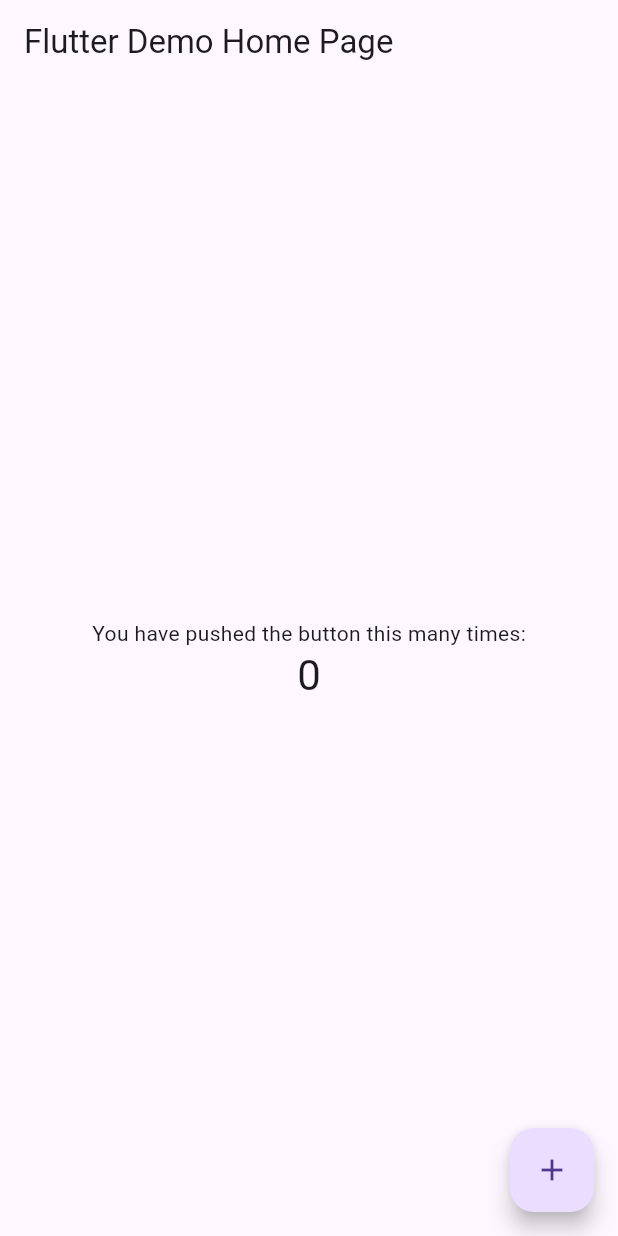
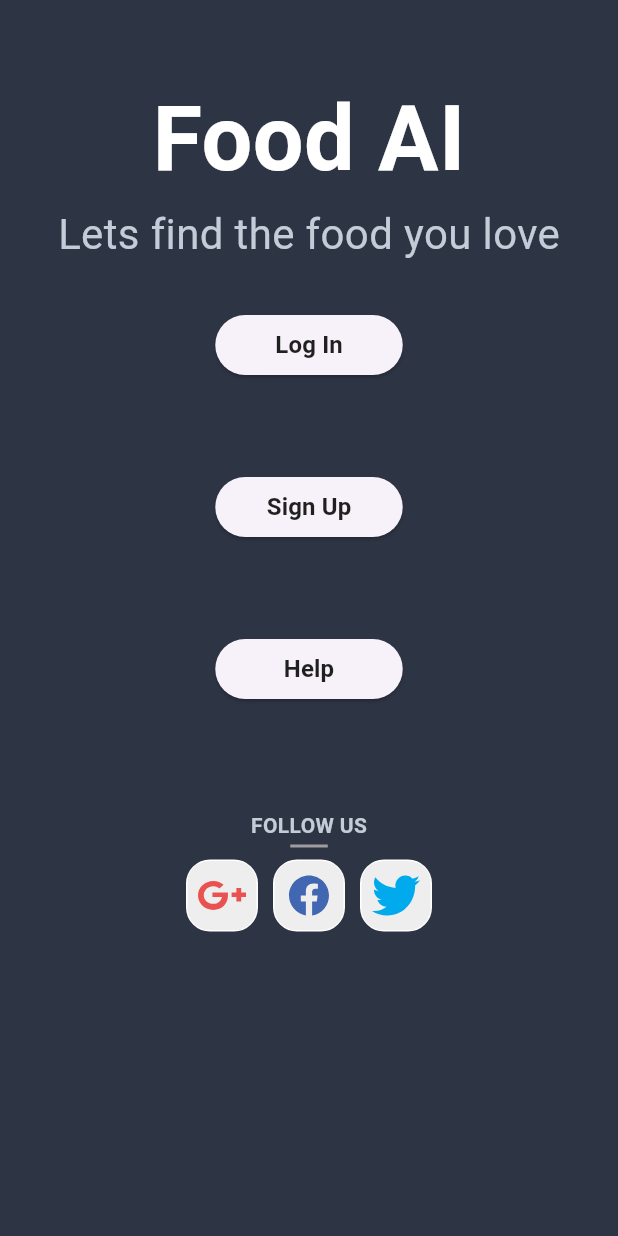
Before and after one commit to boykin345/food-ai-app, a Flutter app: the screen it shows after launch, on a phone screen of 412 x 824 dp. Run offline on Flutter 3.47's test engine with Material 3 defaults, Android fonts, the phone set to English and light mode, and no system bars; our stand-ins replace flutter_svg; project files that could hold a hidden picture were left out.

Commit message:
Refactor: improve index page
* Created a folder called Pages to store all the different pages within
the application
* Improved index page by adding social media buttons
* Cleaned up main.dart functionality

```diff
--- /dev/null
+++ b/lib/Pages/index_page.dart
@@ -0,0 +1,203 @@
+import 'package:flutter/material.dart';
+import 'package:flutter_svg/svg.dart';
+import 'package:url_launcher/url_launcher.dart';
+
+class IndexPage extends StatefulWidget {
+  @override
+  _IndexPageState createState() => _IndexPageState();
+}
+
+class _IndexPageState extends State<IndexPage> {
+  @override
+  Widget build(BuildContext context) {
+    return Scaffold(
+      backgroundColor: Color(0xFF2D3444),
+      body: SingleChildScrollView(
+        child: Center(
+          child: Padding(
+            padding: const EdgeInsets.only(top: 50.0),
+            child: Column(
+              children: <Widget> [
+                Text(
+                  'Food AI',
+                  style: TextStyle(
+                      fontWeight: FontWeight.bold,
+                      fontSize: 60,
+                      color: Colors.white
+                  ),
+                ),
+                Text(
+                  'Lets find the food you love',
+                  style: TextStyle(
+                    color: Color(0xFFC4CCD8),
+                    fontSize: 28,
+                  ),
+                ),
+                Padding(
+                  padding: const EdgeInsets.only(bottom: 30, top: 30),
+                  child: ElevatedButton(
+                    onPressed: () {
+                      Navigator.push(
+                        context,
+                        MaterialPageRoute(
+
+                          builder: (context) => IndexPage()),
+                            //builder: (context) => LoginSignupScreen(screenType: false)),
+                      );
+                    },
+                    style: ElevatedButton.styleFrom(
+                        fixedSize: Size(125, 30.0)
+                    ),
+                    child: Text(
+                      'Log In',
+                      style: TextStyle(
+                        color: Colors.black87,
+                        fontSize: 16,
+                        fontWeight: FontWeight.bold,
+                      ),
+                    ),
+                  ),
+                ),
+                Padding(
+                  padding: const EdgeInsets.only(bottom: 30, top: 30),
+                  child: ElevatedButton(
+                    onPressed: () {
+                      Navigator.push(
+                        context,
+                        MaterialPageRoute(
+                            builder: (context) => IndexPage()),
+                      );
+                    },
+                    style: ElevatedButton.styleFrom(
+                        fixedSize: Size(125, 30.0)
+                    ),
+                    child: Text(
+                      'Sign Up',
+                      style: TextStyle(
+                        color: Colors.black87,
+                        fontSize: 16,
+                        fontWeight: FontWeight.bold,
+                      ),
+                    ),
+                  ),
+                ),
+                Padding(
+                  padding: const EdgeInsets.only(bottom: 30, top: 30),
+                  child: ElevatedButton(
+                    onPressed: () {},
+                    style: ElevatedButton.styleFrom(
+                        fixedSize: Size(125, 30.0)
+                    ),
+                    child: Text(
+                      'Help',
+                      style: TextStyle(
+                        color: Colors.black87,
+                        fontSize: 16,
+                        fontWeight: FontWeight.bold,
+                      ),
+                    ),
+                  ),
+                ),
+                Container(
+                  margin: EdgeInsets.only(top: 40),
+                  child: Column(
+                    children: [
+                      Container(
+                        child: Column(
+                          children: [
+                            Text(
+                              "FOLLOW US",
+                              style: TextStyle(
+                                fontWeight: FontWeight.bold,
+                                color: Color(0xFFC4CCD8),
+                              ),
+                            ),
+                            Container(
+                              margin: EdgeInsets.only(top: 3),
+                              height: 2,
+                              width: 25,
+                              color: Colors.grey,
+                            ),
+                          ],
+                        ),
+                      ),
+                      Padding(
+                        padding: const EdgeInsets.only(top: 8.0),
+                        child: Container(
+                          child: Row(
+                            mainAxisAlignment: MainAxisAlignment.center,
+                            children: [
+                              GestureDetector(
+                                onTap: () async {
+                                  await launchUrl(Uri(scheme: 'https', host: 'google.com'), mode: LaunchMode.externalApplication);
+                                },
+                                child: Container(
+                                  padding: EdgeInsets.all(7),
+                                  decoration: BoxDecoration(
+                                    border: Border.all(color: Colors.white),
+                                    borderRadius: BorderRadius.circular(16),
+                                    color: Colors.grey[200],
+                                  ),
+                                  child: SvgPicture.asset(
+                                    'assets/google.svg',
+                                    semanticsLabel: 'Google plus',
+                                    height: 32,
+                                    width: 32,
+                                  ),
+                                ),
+                              ),
+                              SizedBox(width: 10),
+                              GestureDetector(
+                                onTap: () async {
+                                  await launchUrl(Uri(scheme: 'https', host: 'google.com'), mode: LaunchMode.externalApplication);
+                                },
+                                child: Container(
+                                  padding: EdgeInsets.all(7),
+                                  decoration: BoxDecoration(
+                                    border: Border.all(color: Colors.white),
+                                    borderRadius: BorderRadius.circular(16),
+                                    color: Colors.grey[200],
+                                  ),
+                                  child: SvgPicture.asset(
+                                    'assets/facebook.svg',
+                                    semanticsLabel: 'Facebook',
+                                    height: 32,
+                                    width: 32,
+                                  ),
+                                ),
+                              ),
+                              SizedBox(width: 10),
+                              GestureDetector(
+                                onTap: () async {
+                                  await launchUrl(Uri(scheme: 'https', host: 'google.com'), mode: LaunchMode.externalApplication);
+                                },
+                                child: Container(
+                                  padding: EdgeInsets.all(7),
+                                  decoration: BoxDecoration(
+                                    border: Border.all(color: Colors.white),
+                                    borderRadius: BorderRadius.circular(16),
+                                    color: Colors.grey[200],
+                                  ),
+                                  child: SvgPicture.asset(
+                                    'assets/twitter.svg',
+                                    semanticsLabel: 'Twitter',
+                                    height: 32,
+                                    width: 32,
+                                  ),
+                                ),
+                              ),
+                            ],
+                          ),
+                        ),
+                      ),
+                    ],
+                  ),
+                ),
+              ],
+            ),
+          ),
+        ),
+      ),
+    );
+  }
+}
--- a/lib/main.dart
+++ b/lib/main.dart
@@ -1,4 +1,6 @@
 import 'package:flutter/material.dart';
+
+import 'Pages/index_page.dart';
 
 void main() {
   runApp(const MyApp());
@@ -15,56 +17,7 @@ class MyApp extends StatelessWidget {
         primarySwatch: Colors.blue,
         visualDensity: VisualDensity.adaptivePlatformDensity,
       ),
-      home: const MyHomePage(title: 'Flutter Demo Home Page'),
+      home: IndexPage(),
     );
   }
 }
-
-class MyHomePage extends StatefulWidget {
-  // Change made here: Convert 'key' to a super parameter for linter
-  const MyHomePage({super.key, required this.title});
-
-  final String title;
-
-  @override
-  _MyHomePageState createState() => _MyHomePageState();
-}
-
-class _MyHomePageState extends State<MyHomePage> {
-  int _counter = 0;
-
-  void _incrementCounter() {
-    setState(() {
-      _counter++;
-    });
-  }
-
-  @override
-  Widget build(BuildContext context) {
-    return Scaffold(
-      appBar: AppBar(
-        title: Text(widget.title),
-      ),
-      body: Center(
-        child: Column(
-          mainAxisAlignment: MainAxisAlignment.center,
-          children: <Widget>[
-            const Text(
-              'You have pushed the button this many times:',
-            ),
-            Text(
-              '$_counter',
-              // Change made here: Replace deprecated 'headline4' with 'headlineMedium'
-              style: Theme.of(context).textTheme.headlineMedium,
-            ),
-          ],
-        ),
-      ),
-      floatingActionButton: FloatingActionButton(
-        onPressed: _incrementCounter,
-        tooltip: 'Increment',
-        child: const Icon(Icons.add),
-      ),
-    );
-  }
-}
```
